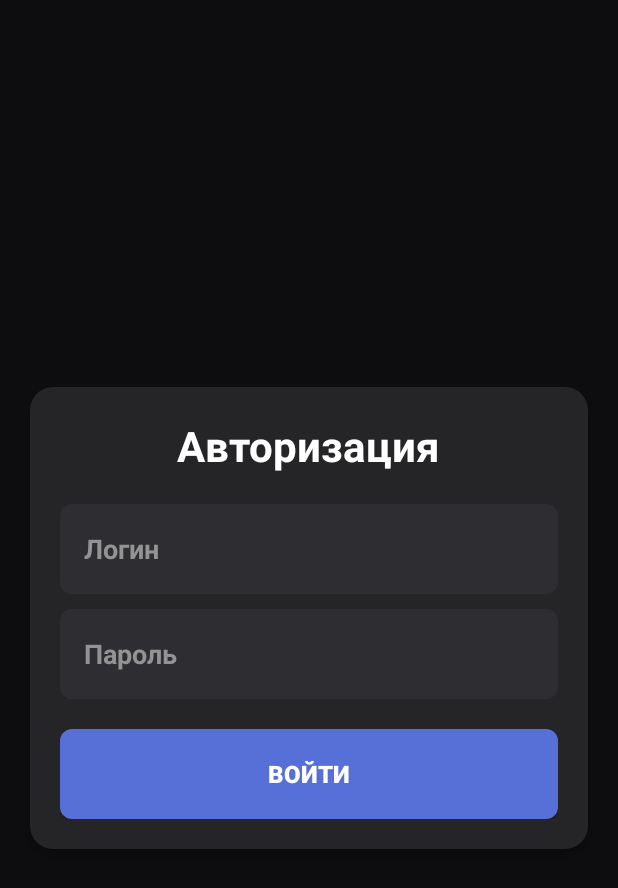
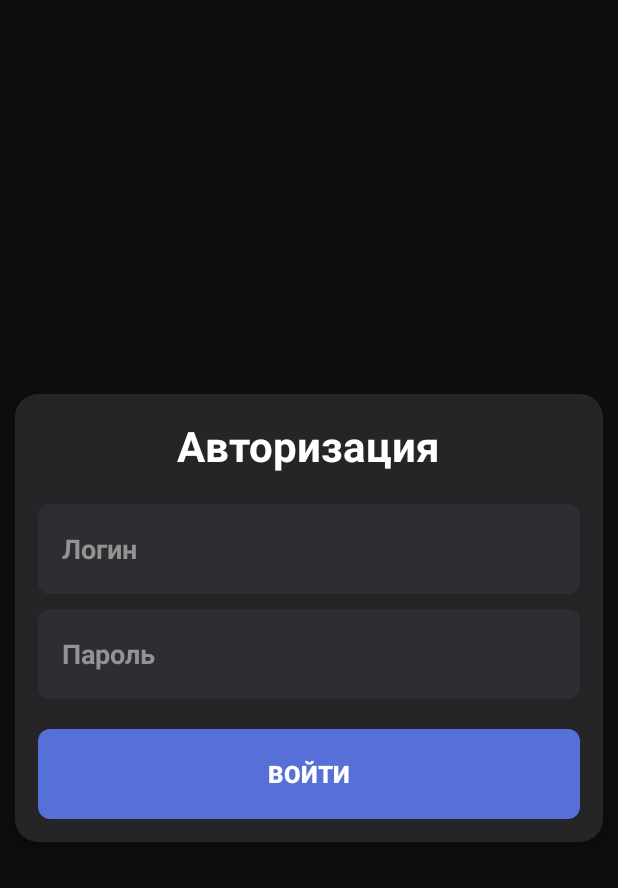
Before and after one commit to webanetStorm/Eljur-Java, an Android app: the AuthActivity screen opened directly, with no data from a screen before it, on a phone screen of 412 x 824 dp. Shown: the top 888 px of the screen. Run offline under Robolectric (Android 15) with nearby library versions, the phone set to English and light mode, and no system bars.

Commit message:
Правки

```diff
--- a/app/src/main/res/layout/activity_auth.xml
+++ b/app/src/main/res/layout/activity_auth.xml
@@ -10,13 +10,13 @@
         android:layout_width="match_parent"
         android:layout_height="wrap_content"
         android:layout_centerInParent="true"
-        android:layout_marginStart="20dp"
-        android:layout_marginEnd="20dp"
+        android:layout_marginStart="10dp"
+        android:layout_marginEnd="10dp"
         android:background="@drawable/bg_auth_card"
         android:elevation="4dp"
         android:gravity="center"
         android:orientation="vertical"
-        android:padding="20dp">
+        android:padding="15dp">
 
         <TextView
             android:id="@+id/tvTitle"
```
Also changed, not shown: app/src/main/java/com/example/eljur/db/DatabaseHelper.java (+2 -5 lines).
